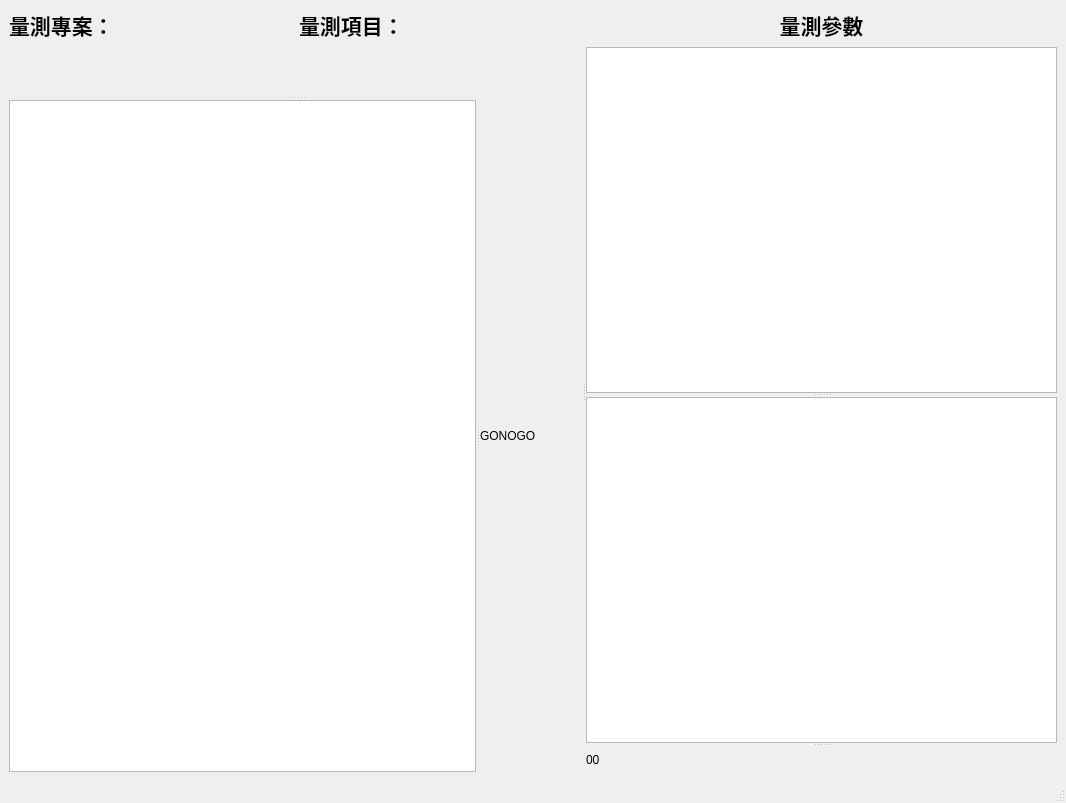
Before: the Qt Designer form measure_mainwindow.ui in a20202042/pdal-measurement_now, drawn with Qt 5.
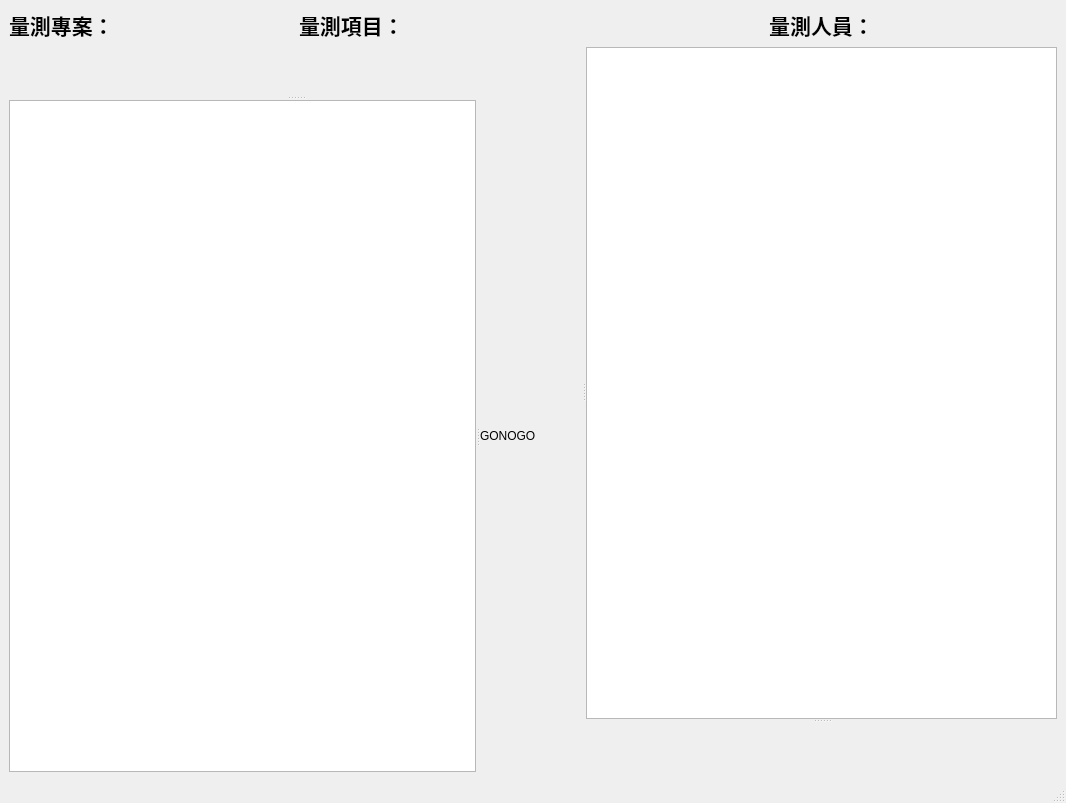
After: the same form once the commit is applied. Icons and pictures are not drawn.

```diff
--- a/measure_mainwindow.ui
+++ b/measure_mainwindow.ui
@@ -14,13 +14,25 @@
    <string>MainWindow</string>
   </property>
   <widget class="QWidget" name="centralwidget">
+   <property name="enabled">
+    <bool>true</bool>
+   </property>
+   <property name="sizePolicy">
+    <sizepolicy hsizetype="Minimum" vsizetype="Minimum">
+     <horstretch>0</horstretch>
+     <verstretch>0</verstretch>
+    </sizepolicy>
+   </property>
+   <property name="layoutDirection">
+    <enum>Qt::LeftToRight</enum>
+   </property>
    <layout class="QGridLayout" name="gridLayout">
     <item row="0" column="0">
      <widget class="QSplitter" name="splitter_4">
       <property name="orientation">
        <enum>Qt::Horizontal</enum>
       </property>
-      <widget class="QWidget" name="">
+      <widget class="QWidget" name="layoutWidget">
        <layout class="QVBoxLayout" name="verticalLayout">
         <item>
          <layout class="QHBoxLayout" name="horizontalLayout">
@@ -124,7 +136,7 @@
         </item>
        </layout>
       </widget>
-      <widget class="QWidget" name="">
+      <widget class="QWidget" name="layoutWidget">
        <layout class="QVBoxLayout" name="verticalLayout_2">
         <item>
          <widget class="QLabel" name="label_project_item_name_2">
@@ -137,7 +149,7 @@
            </font>
           </property>
           <property name="text">
-           <string>量測參數</string>
+           <string>量測人員：</string>
           </property>
           <property name="alignment">
            <set>Qt::AlignCenter</set>
@@ -149,14 +161,6 @@
           <property name="orientation">
            <enum>Qt::Vertical</enum>
           </property>
-          <widget class="QTableWidget" name="tableWidget_measure_item">
-           <property name="sizePolicy">
-            <sizepolicy hsizetype="Fixed" vsizetype="Fixed">
-             <horstretch>0</horstretch>
-             <verstretch>0</verstretch>
-            </sizepolicy>
-           </property>
-          </widget>
           <widget class="QTableWidget" name="tableWidget_measure">
            <property name="sizePolicy">
             <sizepolicy hsizetype="Ignored" vsizetype="Ignored">
@@ -173,7 +177,7 @@
             </sizepolicy>
            </property>
            <property name="text">
-            <string>00</string>
+            <string/>
            </property>
            <property name="pixmap">
             <pixmap>:/newPrefix/螢幕擷取畫面 2020-09-17 163652.png</pixmap>
```
Left out of the diff: 5 changed lines with no effect on the pictures.
